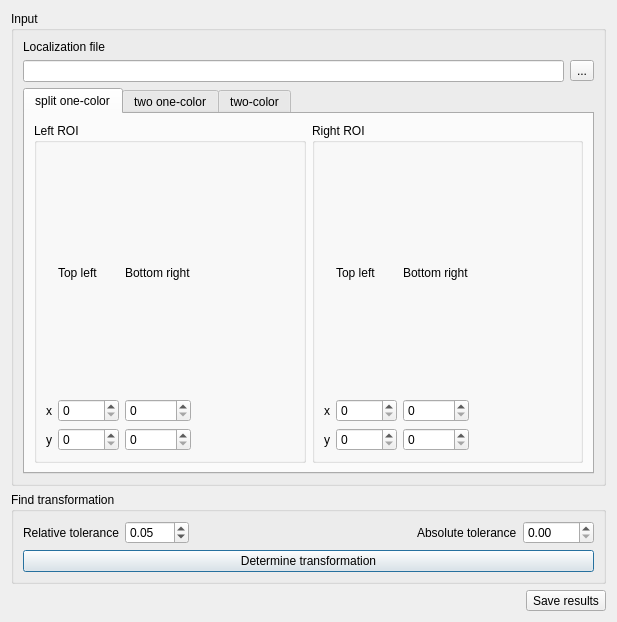
Above: sdt/gui/chromatic.ui from schuetzgroup/sdt-python before the change. Below: the same form after it.
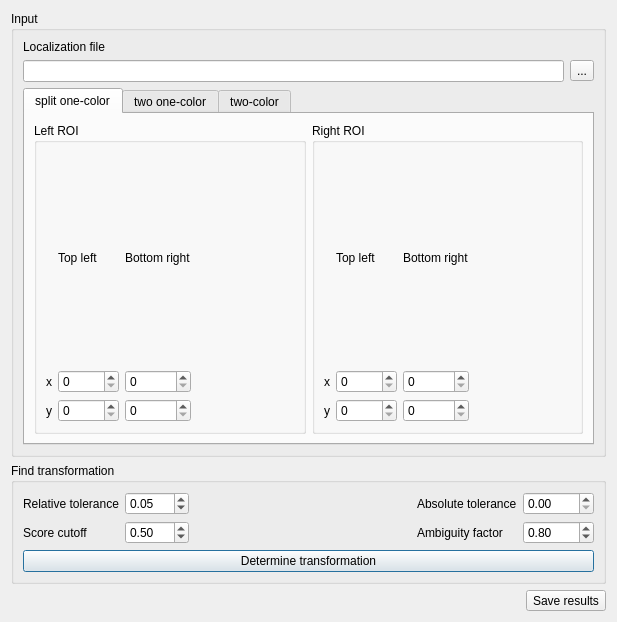
That is the form after the change. Icons and pictures are not drawn.

Commit message:
gui.chromatic: General overhaul
- Port to qtpy
- Adapt to (more or less) recent changes in chromatic

The edit to the form file:
```diff
--- a/sdt/gui/chromatic.ui
+++ b/sdt/gui/chromatic.ui
@@ -286,28 +286,8 @@
      </property>
      <layout class="QVBoxLayout" name="trafoLayout">
       <item>
-       <layout class="QHBoxLayout" name="horizontalLayout_5">
-        <item>
-         <widget class="QLabel" name="label_12">
-          <property name="text">
-           <string>Relative tolerance</string>
-          </property>
-         </widget>
-        </item>
-        <item>
-         <widget class="QDoubleSpinBox" name="rTolBox">
-          <property name="maximum">
-           <double>100.000000000000000</double>
-          </property>
-          <property name="singleStep">
-           <double>0.010000000000000</double>
-          </property>
-          <property name="value">
-           <double>0.050000000000000</double>
-          </property>
-         </widget>
-        </item>
-        <item>
+       <layout class="QGridLayout" name="gridLayout_3">
+        <item row="0" column="2">
          <spacer name="horizontalSpacer_4">
           <property name="orientation">
            <enum>Qt::Horizontal</enum>
@@ -320,20 +300,80 @@
           </property>
          </spacer>
         </item>
-        <item>
-         <widget class="QLabel" name="label_13">
-          <property name="text">
-           <string>Absolute tolerance</string>
-          </property>
-         </widget>
-        </item>
-        <item>
+        <item row="0" column="4">
          <widget class="QDoubleSpinBox" name="aTolBox">
           <property name="maximum">
            <double>1000.000000000000000</double>
           </property>
          </widget>
         </item>
+        <item row="0" column="3">
+         <widget class="QLabel" name="label_13">
+          <property name="text">
+           <string>Absolute tolerance</string>
+          </property>
+         </widget>
+        </item>
+        <item row="0" column="0">
+         <widget class="QLabel" name="label_12">
+          <property name="text">
+           <string>Relative tolerance</string>
+          </property>
+         </widget>
+        </item>
+        <item row="0" column="1">
+         <widget class="QDoubleSpinBox" name="rTolBox">
+          <property name="maximum">
+           <double>100.000000000000000</double>
+          </property>
+          <property name="singleStep">
+           <double>0.010000000000000</double>
+          </property>
+          <property name="value">
+           <double>0.050000000000000</double>
+          </property>
+         </widget>
+        </item>
+        <item row="1" column="0">
+         <widget class="QLabel" name="label_14">
+          <property name="text">
+           <string>Score cutoff</string>
+          </property>
+         </widget>
+        </item>
+        <item row="1" column="3">
+         <widget class="QLabel" name="label_15">
+          <property name="text">
+           <string>Ambiguity factor</string>
+          </property>
+         </widget>
+        </item>
+        <item row="1" column="1">
+         <widget class="QDoubleSpinBox" name="cutoffBox">
+          <property name="maximum">
+           <double>1.000000000000000</double>
+          </property>
+          <property name="singleStep">
+           <double>0.100000000000000</double>
+          </property>
+          <property name="value">
+           <double>0.500000000000000</double>
+          </property>
+         </widget>
+        </item>
+        <item row="1" column="4">
+         <widget class="QDoubleSpinBox" name="ambiguityBox">
+          <property name="maximum">
+           <double>1.000000000000000</double>
+          </property>
+          <property name="singleStep">
+           <double>0.100000000000000</double>
+          </property>
+          <property name="value">
+           <double>0.800000000000000</double>
+          </property>
+         </widget>
+        </item>
        </layout>
       </item>
       <item>
```
Left out of the diff: 9 changed lines with no effect on the pictures. The commit also changes 1 other file.
